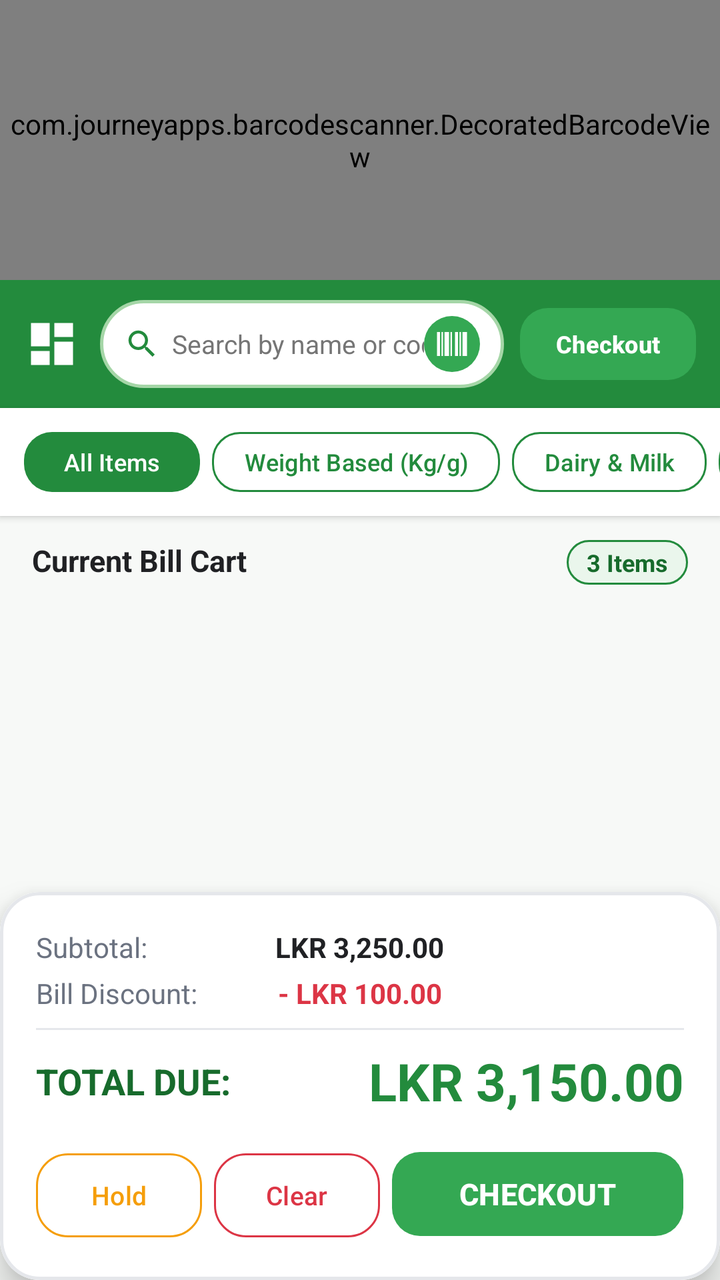
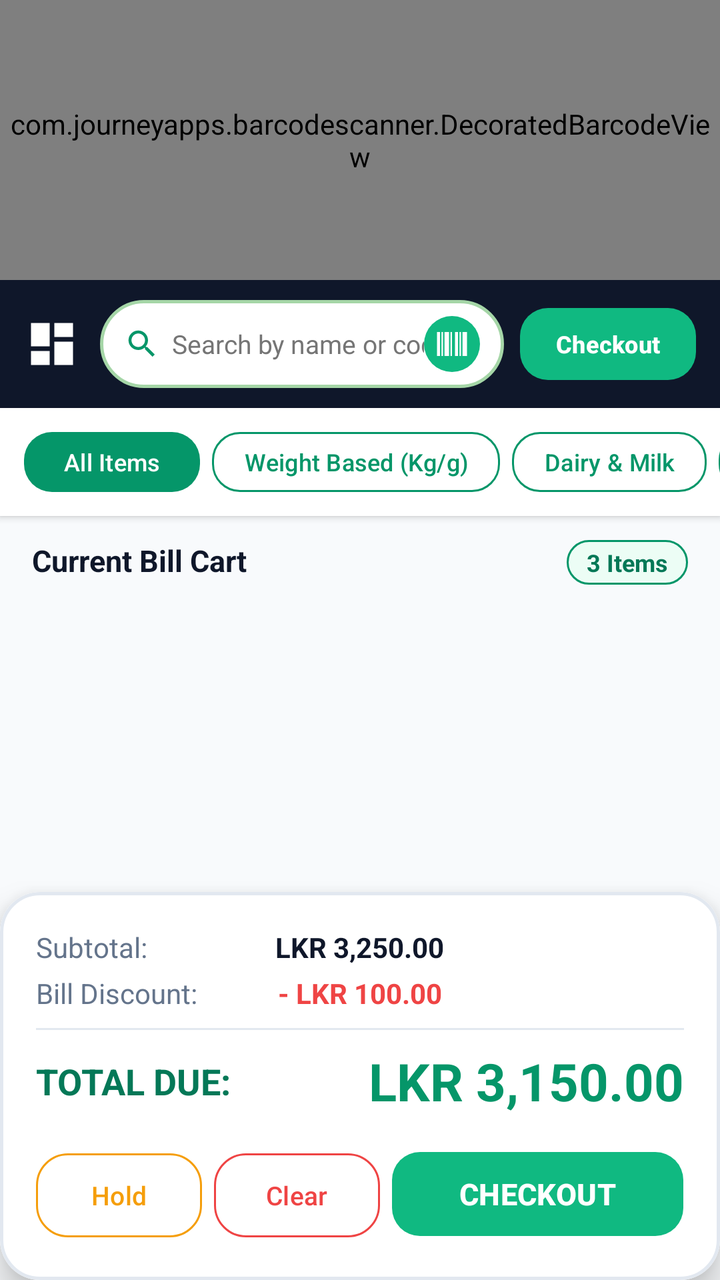

Before-and-after screenshots of an Android layout around one commit, followed by the original layout XML and the change that was made.
<!-- AndroidManifest.xml: application theme Theme.PosSystem -->
<!-- res/layout/activity_pos.xml -->
<?xml version="1.0" encoding="utf-8"?>
<LinearLayout xmlns:android="http://schemas.android.com/apk/res/android"
    xmlns:app="http://schemas.android.com/apk/res-auto"
    android:layout_width="match_parent"
    android:layout_height="match_parent"
    android:fitsSystemWindows="true"
    android:background="@color/green_bg_light"
    android:orientation="vertical">

    
    <RelativeLayout
        android:id="@+id/layoutScannerContainer"
        android:layout_width="match_parent"
        android:layout_height="140dp"
        android:background="#1B5E20">

        <com.journeyapps.barcodescanner.DecoratedBarcodeView
            android:id="@+id/barcodeScannerView"
            android:layout_width="match_parent"
            android:layout_height="match_parent" />

        
        <TextView
            android:id="@+id/tvScanAcceptedBadge"
            android:layout_width="wrap_content"
            android:layout_height="wrap_content"
            android:layout_centerInParent="true"
            android:background="@drawable/bg_button_pill"
            android:elevation="6dp"
            android:paddingHorizontal="16dp"
            android:paddingVertical="8dp"
            android:text="✓ Scan accepted"
            android:textColor="@color/white"
            android:textSize="13sp"
            android:textStyle="bold"
            android:visibility="gone" />
    </RelativeLayout>

    
    <LinearLayout
        android:layout_width="match_parent"
        android:layout_height="wrap_content"
        android:background="@color/green_primary"
        android:gravity="center_vertical"
        android:orientation="horizontal"
        android:paddingHorizontal="12dp"
        android:paddingVertical="10dp">

        <ImageView
            android:id="@+id/btnBack"
            android:layout_width="28dp"
            android:layout_height="28dp"
            android:contentDescription="Back"
            android:src="@drawable/ic_dashboard"
            app:tint="@color/white" />

        
        <LinearLayout
            android:layout_width="0dp"
            android:layout_height="44dp"
            android:layout_marginStart="10dp"
            android:layout_marginEnd="8dp"
            android:layout_weight="1"
            android:background="@drawable/bg_search_pill"
            android:gravity="center_vertical"
            android:orientation="horizontal"
            android:paddingHorizontal="12dp">

            <ImageView
                android:layout_width="18dp"
                android:layout_height="18dp"
                android:src="@drawable/ic_search"
                app:tint="@color/green_primary" />

            <AutoCompleteTextView
                android:id="@+id/etPOSSearch"
                android:layout_width="0dp"
                android:layout_height="match_parent"
                android:layout_marginStart="6dp"
                android:layout_weight="1"
                android:background="@null"
                android:completionThreshold="1"
                android:popupBackground="@color/white"
                android:dropDownVerticalOffset="8dp"
                android:hint="Search by name or code..."
                android:imeOptions="actionSearch"
                android:inputType="text"
                android:textColor="@color/black"
                android:textColorHint="#757575"
                android:textSize="13sp" />

            <ImageView
                android:id="@+id/btnScanBarcodePOS"
                android:layout_width="28dp"
                android:layout_height="28dp"
                android:background="@drawable/bg_button_pill_accent"
                android:padding="5dp"
                android:src="@drawable/ic_barcode_scan"
                app:tint="@color/white" />
        </LinearLayout>

        
        <Button
            android:id="@+id/btnCheckoutTopPill"
            style="@style/GreenAccentButton"
            android:layout_width="wrap_content"
            android:layout_height="44dp"
            android:paddingHorizontal="12dp"
            android:text="Checkout"
            android:textSize="12sp"
            android:textStyle="bold" />
    </LinearLayout>

    
    <HorizontalScrollView
        android:layout_width="match_parent"
        android:layout_height="wrap_content"
        android:background="@color/white"
        android:elevation="2dp"
        android:paddingVertical="8dp"
        android:scrollbars="none">

        <LinearLayout
            android:layout_width="wrap_content"
            android:layout_height="wrap_content"
            android:orientation="horizontal"
            android:paddingHorizontal="12dp">

            <Button
                style="@style/GreenButton"
                android:layout_width="wrap_content"
                android:layout_height="38dp"
                android:layout_marginEnd="6dp"
                android:paddingHorizontal="16dp"
                android:text="All Items"
                android:textSize="12sp" />

            <Button
                style="@style/OutlinedGreenButton"
                android:layout_width="wrap_content"
                android:layout_height="38dp"
                android:layout_marginEnd="6dp"
                android:paddingHorizontal="16dp"
                android:text="Weight Based (Kg/g)"
                android:textSize="12sp" />

            <Button
                style="@style/OutlinedGreenButton"
                android:layout_width="wrap_content"
                android:layout_height="38dp"
                android:layout_marginEnd="6dp"
                android:paddingHorizontal="16dp"
                android:text="Dairy &amp; Milk"
                android:textSize="12sp" />

            <Button
                style="@style/OutlinedGreenButton"
                android:layout_width="wrap_content"
                android:layout_height="38dp"
                android:layout_marginEnd="6dp"
                android:paddingHorizontal="16dp"
                android:text="Beverages"
                android:textSize="12sp" />

            <Button
                style="@style/OutlinedGreenButton"
                android:layout_width="wrap_content"
                android:layout_height="38dp"
                android:paddingHorizontal="16dp"
                android:text="Snacks &amp; Biscuits"
                android:textSize="12sp" />
        </LinearLayout>
    </HorizontalScrollView>

    
    <RelativeLayout
        android:layout_width="match_parent"
        android:layout_height="wrap_content"
        android:paddingHorizontal="16dp"
        android:paddingTop="12dp"
        android:paddingBottom="6dp">

        <TextView
            android:layout_width="wrap_content"
            android:layout_height="wrap_content"
            android:text="Current Bill Cart"
            android:textColor="@color/black"
            android:textSize="15sp"
            android:textStyle="bold" />

        <TextView
            android:id="@+id/tvCartItemCount"
            android:layout_width="wrap_content"
            android:layout_height="wrap_content"
            android:layout_alignParentEnd="true"
            android:background="@drawable/bg_badge_in_stock"
            android:paddingHorizontal="10dp"
            android:paddingVertical="3dp"
            android:text="3 Items"
            android:textColor="@color/green_primary_dark"
            android:textSize="12sp"
            android:textStyle="bold" />
    </RelativeLayout>

    
    <androidx.recyclerview.widget.RecyclerView
        android:id="@+id/rvCartItems"
        android:layout_width="match_parent"
        android:layout_height="0dp"
        android:layout_weight="1"
        android:clipToPadding="false"
        android:paddingHorizontal="12dp"
        android:paddingBottom="8dp" />

    
    <com.google.android.material.card.MaterialCardView
        android:layout_width="match_parent"
        android:layout_height="wrap_content"
        app:cardBackgroundColor="@color/white"
        app:cardCornerRadius="20dp"
        app:cardElevation="10dp"
        app:strokeColor="@color/card_stroke"
        app:strokeWidth="1.5dp">

        <LinearLayout
            android:layout_width="match_parent"
            android:layout_height="wrap_content"
            android:background="@color/white"
            android:orientation="vertical"
            android:padding="18dp">

            
            <LinearLayout
                android:layout_width="match_parent"
                android:layout_height="wrap_content"
                android:orientation="horizontal"
                android:weightSum="2">

                <TextView
                    android:layout_width="0dp"
                    android:layout_height="wrap_content"
                    android:layout_weight="1"
                    android:text="Subtotal:"
                    android:textColor="@color/text_secondary"
                    android:textSize="14sp" />

                <TextView
                    android:id="@+id/tvPOSSubtotal"
                    android:layout_width="wrap_content"
                    android:layout_height="wrap_content"
                    android:text="LKR 3,250.00"
                    android:textColor="@color/black"
                    android:textSize="14sp"
                    android:textStyle="bold" />
            </LinearLayout>

            <LinearLayout
                android:layout_width="match_parent"
                android:layout_height="wrap_content"
                android:layout_marginTop="4dp"
                android:orientation="horizontal"
                android:weightSum="2">

                <TextView
                    android:layout_width="0dp"
                    android:layout_height="wrap_content"
                    android:layout_weight="1"
                    android:text="Bill Discount:"
                    android:textColor="@color/text_secondary"
                    android:textSize="14sp" />

                <TextView
                    android:id="@+id/tvPOSDiscount"
                    android:layout_width="wrap_content"
                    android:layout_height="wrap_content"
                    android:text="- LKR 100.00"
                    android:textColor="@color/red_alert"
                    android:textSize="14sp"
                    android:textStyle="bold" />
            </LinearLayout>

            <View
                android:layout_width="match_parent"
                android:layout_height="1dp"
                android:layout_marginVertical="8dp"
                android:background="@color/divider_color" />

            
            <LinearLayout
                android:layout_width="match_parent"
                android:layout_height="wrap_content"
                android:gravity="center_vertical"
                android:orientation="horizontal">

                <TextView
                    android:layout_width="0dp"
                    android:layout_height="wrap_content"
                    android:layout_weight="1"
                    android:text="TOTAL DUE:"
                    android:textColor="@color/green_primary_dark"
                    android:textSize="18sp"
                    android:textStyle="bold" />

                <TextView
                    android:id="@+id/tvPOSGrandTotal"
                    android:layout_width="wrap_content"
                    android:layout_height="wrap_content"
                    android:text="LKR 3,150.00"
                    android:textColor="@color/green_primary"
                    android:textSize="26sp"
                    android:textStyle="bold" />
            </LinearLayout>

            
            <LinearLayout
                android:layout_width="match_parent"
                android:layout_height="wrap_content"
                android:layout_marginTop="14dp"
                android:orientation="horizontal"
                android:weightSum="3">

                <Button
                    android:id="@+id/btnHoldBill"
                    style="@style/Widget.Material3.Button.OutlinedButton"
                    android:layout_width="0dp"
                    android:layout_height="50dp"
                    android:layout_marginEnd="6dp"
                    android:layout_weight="0.8"
                    android:text="Hold"
                    android:textColor="@color/orange_warning"
                    android:textSize="13sp"
                    app:cornerRadius="16dp"
                    app:strokeColor="@color/orange_warning" />

                <Button
                    android:id="@+id/btnClearCart"
                    style="@style/Widget.Material3.Button.OutlinedButton"
                    android:layout_width="0dp"
                    android:layout_height="50dp"
                    android:layout_marginEnd="6dp"
                    android:layout_weight="0.8"
                    android:text="Clear"
                    android:textColor="@color/red_alert"
                    android:textSize="13sp"
                    app:cornerRadius="16dp"
                    app:strokeColor="@color/red_alert" />

                <Button
                    android:id="@+id/btnPayPOS"
                    style="@style/GreenAccentButton"
                    android:layout_width="0dp"
                    android:layout_height="50dp"
                    android:layout_weight="1.4"
                    android:text="CHECKOUT"
                    android:textSize="15sp"
                    android:textStyle="bold" />
            </LinearLayout>

        </LinearLayout>
    </com.google.android.material.card.MaterialCardView>

</LinearLayout>
<!-- resources referenced by this layout -->
<resources>
  <color name="black">#202124</color>
  <color name="card_stroke">#E5E7EB</color>
  <color name="divider_color">#E5E7EB</color>
  <color name="green_bg_light">#F7F9F7</color>
  <color name="green_primary">#238B3D</color>
  <color name="green_primary_dark">#176B2C</color>
  <color name="orange_warning">#F59E0B</color>
  <color name="red_alert">#DC3545</color>
  <color name="text_secondary">#6B7280</color>
  <color name="white">#FFFFFF</color>
  <!-- drawable bg_badge_in_stock (drawable) -->
  <?xml version="1.0" encoding="utf-8"?>
  <shape xmlns:android="http://schemas.android.com/apk/res/android"
      android:shape="rectangle">
      <solid android:color="@color/green_card_bg" />
      <corners android:radius="12dp" />
      <stroke
          android:width="1dp"
          android:color="@color/green_primary" />
  </shape>
  <!-- drawable bg_button_pill (drawable) -->
  <?xml version="1.0" encoding="utf-8"?>
  <shape xmlns:android="http://schemas.android.com/apk/res/android"
      android:shape="rectangle">
      <solid android:color="@color/green_primary" />
      <corners android:radius="24dp" />
  </shape>
  <!-- drawable bg_button_pill_accent (drawable) -->
  <?xml version="1.0" encoding="utf-8"?>
  <shape xmlns:android="http://schemas.android.com/apk/res/android"
      android:shape="rectangle">
      <solid android:color="@color/green_primary_light" />
      <corners android:radius="24dp" />
  </shape>
  <!-- drawable bg_search_pill (drawable) -->
  <?xml version="1.0" encoding="utf-8"?>
  <shape xmlns:android="http://schemas.android.com/apk/res/android"
      android:shape="rectangle">
      <solid android:color="@color/white" />
      <corners android:radius="24dp" />
      <stroke
          android:width="1.5dp"
          android:color="#A5D6A7" />
  </shape>
  <style name="GreenAccentButton" parent="Widget.Material3.Button">
          <item name="backgroundTint">@color/green_primary_light</item>
          <item name="android:textColor">@color/white</item>
          <item name="cornerRadius">14dp</item>
      </style>
  <style name="GreenButton" parent="Widget.Material3.Button">
          <item name="backgroundTint">@color/green_primary</item>
          <item name="android:textColor">@color/white</item>
          <item name="cornerRadius">14dp</item>
      </style>
  <style name="OutlinedGreenButton" parent="Widget.Material3.Button.OutlinedButton">
          <item name="strokeColor">@color/green_primary</item>
          <item name="android:textColor">@color/green_primary</item>
          <item name="cornerRadius">14dp</item>
      </style>
  <style name="Theme.PosSystem" parent="Base.Theme.PosSystem" />
  <color name="green_card_bg">#EAF6EC</color>
  <color name="green_primary_light">#34A853</color>
  <style name="Base.Theme.PosSystem" parent="Theme.Material3.Light.NoActionBar">
          
          <item name="colorPrimary">@color/green_primary</item>
          <item name="colorPrimaryVariant">@color/green_primary_dark</item>
          <item name="colorOnPrimary">@color/white</item>
          
          <item name="colorSecondary">@color/green_primary_light</item>
          <item name="colorSecondaryVariant">@color/green_primary_dark</item>
          <item name="colorOnSecondary">@color/white</item>
          
          <item name="colorSurface">@color/white</item>
          <item name="colorSurfaceContainer">@color/white</item>
          <item name="colorSurfaceContainerLow">@color/white</item>
          <item name="colorSurfaceContainerHigh">@color/white</item>
          <item name="colorSurfaceContainerHighest">@color/white</item>
          
          <item name="android:statusBarColor">@color/green_primary_dark</item>
          
          <item name="android:textColorHint">#6B7280</item>
          <item name="android:editTextColor">@color/black</item>
          
          <item name="android:windowBackground">@color/green_bg_light</item>
      </style>
  <!-- unchanged entries left out for length: 3 -->
</resources>

<!-- the commit's change to res/layout/activity_pos.xml (unified diff, before → after) -->
@@ -12,7 +12,7 @@
         android:id="@+id/layoutScannerContainer"
         android:layout_width="match_parent"
         android:layout_height="140dp"
-        android:background="#1B5E20">
+        android:background="@color/slate_primary">
 
         <com.journeyapps.barcodescanner.DecoratedBarcodeView
             android:id="@+id/barcodeScannerView"
@@ -40,7 +40,7 @@
     <LinearLayout
         android:layout_width="match_parent"
         android:layout_height="wrap_content"
-        android:background="@color/green_primary"
+        android:background="@color/slate_primary"
         android:gravity="center_vertical"
         android:orientation="horizontal"
         android:paddingHorizontal="12dp"
<!-- resource entries referenced after the edit -->
@@ -1,14 +1,15 @@
 <!-- resources referenced by this layout -->
 <resources>
-  <color name="black">#202124</color>
-  <color name="card_stroke">#E5E7EB</color>
-  <color name="divider_color">#E5E7EB</color>
-  <color name="green_bg_light">#F7F9F7</color>
-  <color name="green_primary">#238B3D</color>
-  <color name="green_primary_dark">#176B2C</color>
+  <color name="black">#0F172A</color>
+  <color name="card_stroke">#E2E8F0</color>
+  <color name="divider_color">#E2E8F0</color>
+  <color name="green_bg_light">#F8FAFC</color>
+  <color name="green_primary">#059669</color>
+  <color name="green_primary_dark">#047857</color>
   <color name="orange_warning">#F59E0B</color>
-  <color name="red_alert">#DC3545</color>
-  <color name="text_secondary">#6B7280</color>
+  <color name="red_alert">#EF4444</color>
+  <color name="slate_primary">#0F172A</color>
+  <color name="text_secondary">#64748B</color>
   <color name="white">#FFFFFF</color>
   <!-- drawable bg_badge_in_stock (drawable) -->
   <?xml version="1.0" encoding="utf-8"?>
@@ -60,15 +61,15 @@
           <item name="cornerRadius">14dp</item>
       </style>
   <style name="Theme.PosSystem" parent="Base.Theme.PosSystem" />
-  <color name="green_card_bg">#EAF6EC</color>
-  <color name="green_primary_light">#34A853</color>
+  <color name="green_card_bg">#ECFDF5</color>
+  <color name="green_primary_light">#10B981</color>
   <style name="Base.Theme.PosSystem" parent="Theme.Material3.Light.NoActionBar">
           
-          <item name="colorPrimary">@color/green_primary</item>
-          <item name="colorPrimaryVariant">@color/green_primary_dark</item>
+          <item name="colorPrimary">@color/slate_primary</item>
+          <item name="colorPrimaryVariant">@color/slate_surface</item>
           <item name="colorOnPrimary">@color/white</item>
           
-          <item name="colorSecondary">@color/green_primary_light</item>
+          <item name="colorSecondary">@color/green_primary</item>
           <item name="colorSecondaryVariant">@color/green_primary_dark</item>
           <item name="colorOnSecondary">@color/white</item>
           
@@ -78,13 +79,16 @@
           <item name="colorSurfaceContainerHigh">@color/white</item>
           <item name="colorSurfaceContainerHighest">@color/white</item>
           
-          <item name="android:statusBarColor">@color/green_primary_dark</item>
+          <item name="android:statusBarColor">@color/slate_primary</item>
           
-          <item name="android:textColorHint">#6B7280</item>
-          <item name="android:editTextColor">@color/black</item>
+          <item name="android:textColorHint">@color/text_hint</item>
+          <item name="android:editTextColor">@color/text_primary</item>
           
           <item name="android:windowBackground">@color/green_bg_light</item>
       </style>
+  <color name="slate_surface">#1E293B</color>
+  <color name="text_hint">#94A3B8</color>
+  <color name="text_primary">#0F172A</color>
   <!-- unchanged entries left out for length: 3 -->
 </resources>
 
